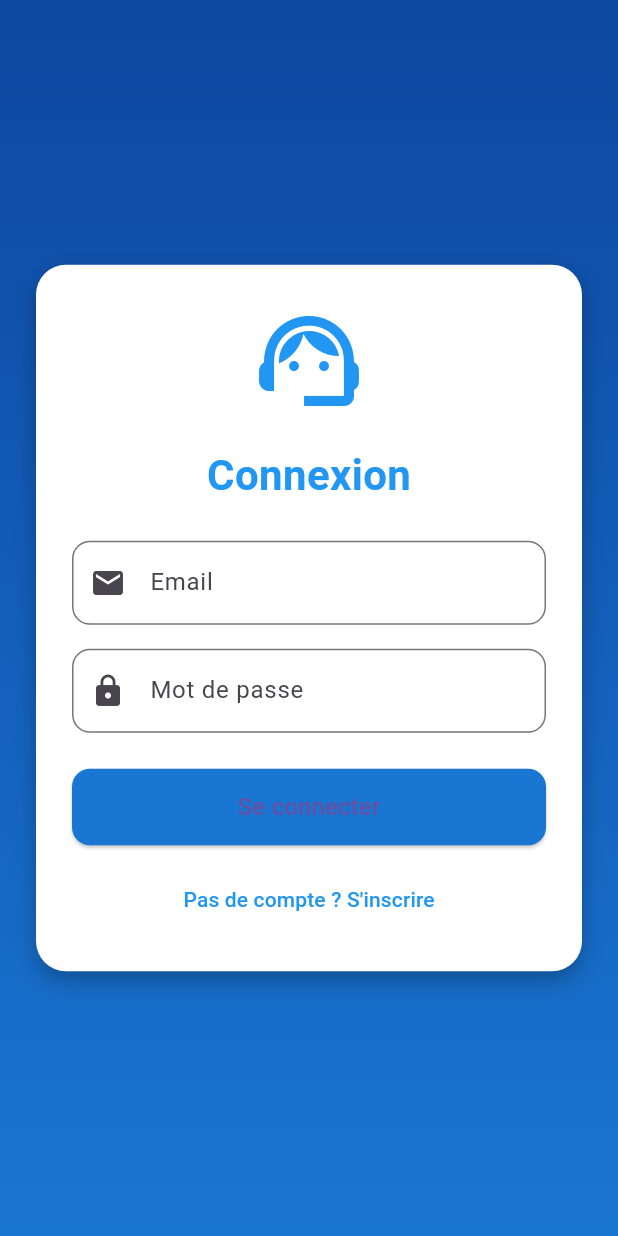
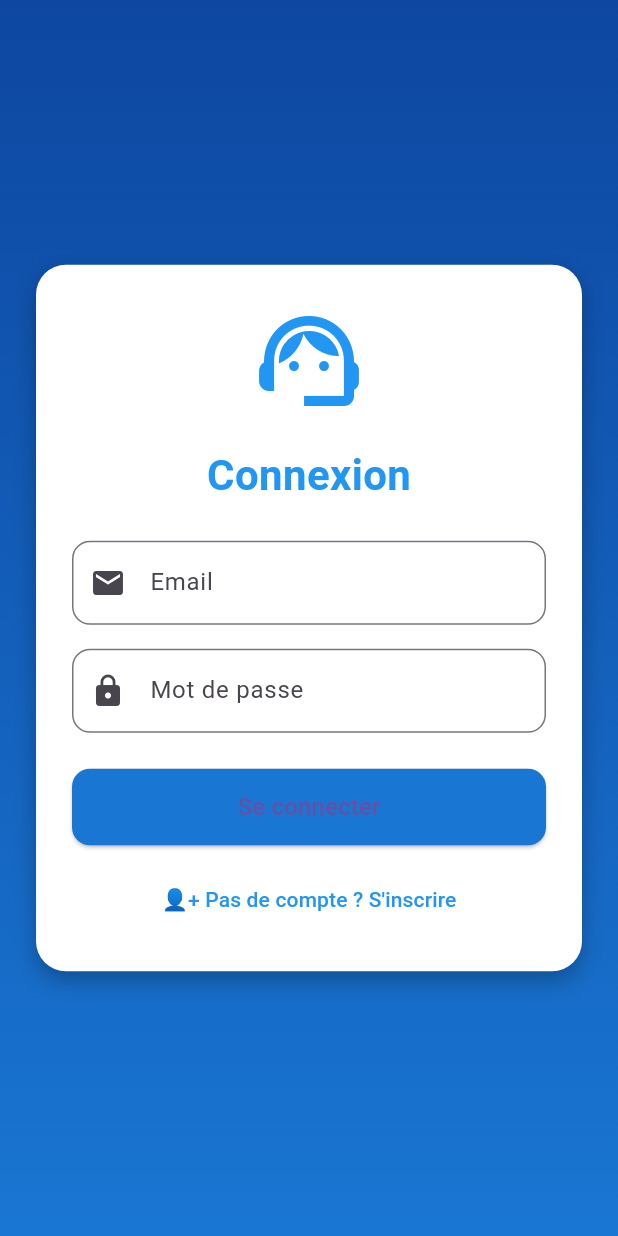
Before and after one commit to ayacherif624-cpu/application_mobile-support_client, a Flutter app: the screen it shows after launch, on a phone screen of 412 x 824 dp. Run offline on Flutter 3.47's test engine with Material 3 defaults, Android fonts, the phone set to English and light mode, and no system bars; our stand-ins replace cloud_firestore, file_picker, firebase_auth, firebase_core, firebase_messaging, firebase_storage and 3 more; missing offline and left inert: flutter_firebase; accounts and stored records are empty.

```diff
--- a/lib/views/login_view.dart
+++ b/lib/views/login_view.dart
@@ -152,7 +152,7 @@ class _LoginViewState extends State<LoginView> {
                       Navigator.pushNamed(context, '/register');
                     },
                     child: const Text(
-                      "Pas de compte ? S'inscrire",
+                      "👤+ Pas de compte ? S'inscrire",
                       style: TextStyle(color: Colors.blue),
                     ),
                   ),
```
